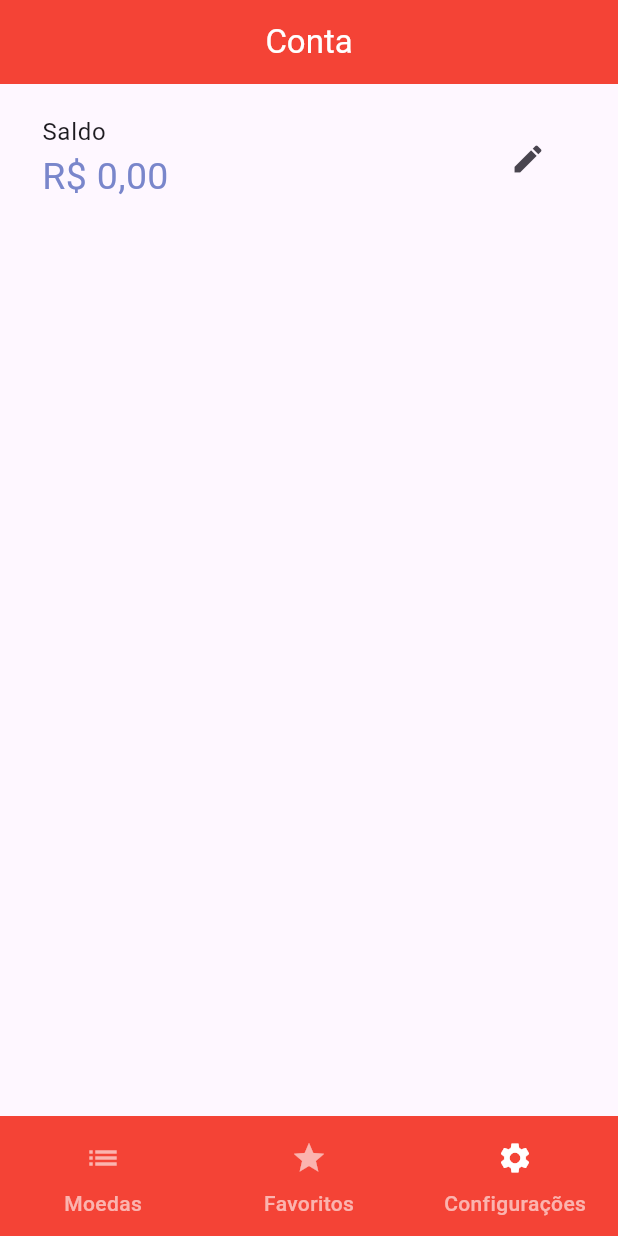
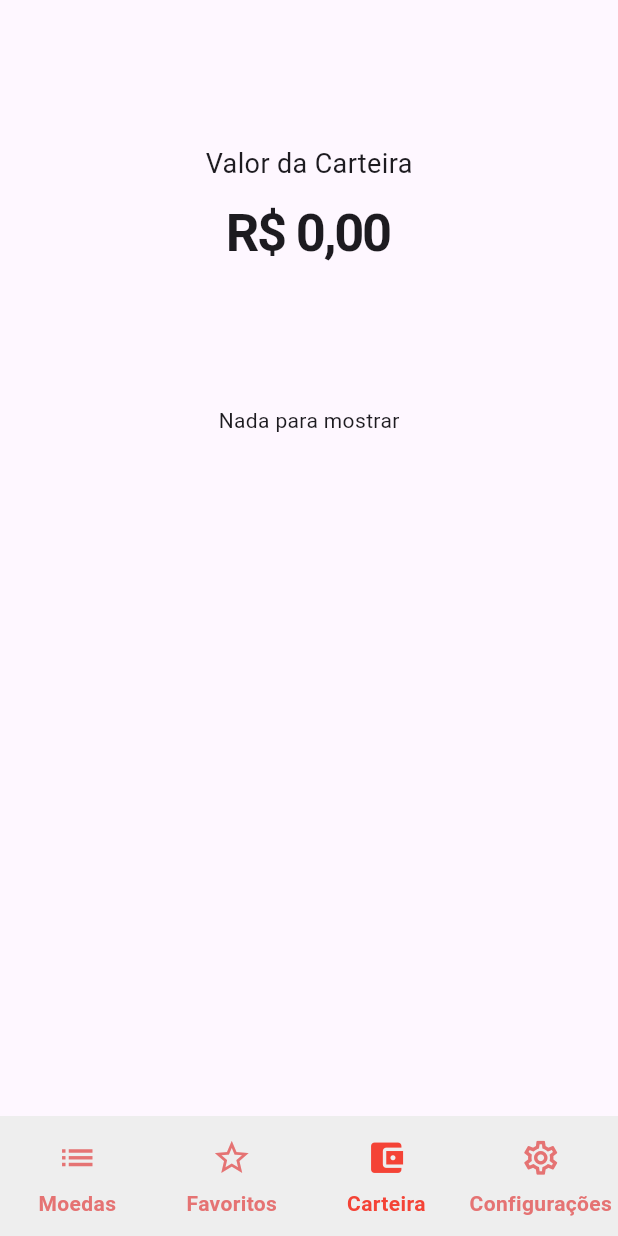
Before and after one commit to Tommy-jeff/crypto-quote, a Flutter app: the screen it shows after launch, swiped to page 3, on a phone screen of 412 x 824 dp. Run offline on Flutter 3.47's test engine with Material 3 defaults, Android fonts, the light colour scheme and no system bars; our stand-ins replace fl_chart, hive, hive_flutter, shared_preferences, sqflite; missing offline and left inert: dart:ffi; accounts and stored records are empty; statements that could not run were skipped.

Commit message:
feat: some design change, carteira paga added

```diff
--- /dev/null
+++ b/lib/pages/carteira_page.dart
@@ -0,0 +1,172 @@
+import 'dart:developer';
+
+import 'package:crypto_quote/configs/app_settings.dart';
+import 'package:crypto_quote/models/posicao.dart';
+import 'package:fl_chart/fl_chart.dart';
+import 'package:flutter/material.dart';
+import 'package:intl/intl.dart';
+import 'package:provider/provider.dart';
+
+import '../repositories/conta_repository.dart';
+
+class CarteiraPage extends StatefulWidget {
+  const CarteiraPage({super.key});
+
+  @override
+  State<CarteiraPage> createState() => _CarteiraPageState();
+}
+
+class _CarteiraPageState extends State<CarteiraPage> {
+  int index = 0;
+  double totalCarteira = 0;
+  double saldo = 0;
+  late NumberFormat real;
+  late ContaRepository conta;
+  String graficoLabel = "";
+  double graficoValor = 0;
+  List<Posicao> carteira = [];
+
+  @override
+  Widget build(BuildContext context) {
+    conta = context.watch<ContaRepository>();
+    final loc = context.read<AppSettings>().locale;
+    real = NumberFormat.currency(locale: loc["locale"], name: loc["name"]);
+    saldo = conta.saldo;
+    setTotalCarteira();
+
+    return Scaffold(
+      body: SingleChildScrollView(
+        padding: EdgeInsets.only(top: 48),
+        child: Column(
+          mainAxisAlignment: MainAxisAlignment.center,
+          mainAxisSize: MainAxisSize.max,
+          children: [
+            Padding(
+              padding: EdgeInsets.only(top: 48, bottom: 8),
+              child: Text("Valor da Carteira", style: TextStyle(fontSize: 18)),
+            ),
+            Text(
+              real.format(totalCarteira),
+              style: TextStyle(
+                fontSize: 35,
+                fontWeight: FontWeight.w700,
+                letterSpacing: -1.5,
+              ),
+            ),
+            loadGrafico(),
+          ],
+        ),
+      ),
+    );
+  }
+
+  setTotalCarteira() {
+    final carteiraList = conta.carteira;
+    setState(() {
+      totalCarteira = conta.saldo;
+      for (var posicao in carteiraList) {
+        totalCarteira += posicao.moeda.preco * posicao.quantidade;
+      }
+    });
+  }
+
+  setGraficoDados(int index) {
+    if (index < 0) return;
+
+    if (index == carteira.length) {
+      graficoLabel = "saldo";
+      graficoValor = conta.saldo;
+    } else {
+      graficoLabel = carteira[index].moeda.nome;
+      graficoValor = carteira[index].moeda.preco * carteira[index].quantidade;
+    }
+  }
+
+  loadCarteira(){
+    setGraficoDados(index);
+    carteira = conta.carteira;
+    final tamanhoLista = carteira.length + 1;
+
+    return List.generate(tamanhoLista, (i) {
+      final bool isTouched = i == index;
+      final bool isSaldo = i == tamanhoLista - 1;
+      final double fontSize = isTouched ? 18 : 14;
+      final double radius = isTouched ? 60 : 50;
+      final Color? color = isTouched ? Colors.tealAccent : Colors.tealAccent[400];
+
+      double porcentagem = 0;
+      if (!isSaldo) {
+        porcentagem = (carteira[i].moeda.preco * carteira[i].quantidade) / totalCarteira;
+      } else {
+        porcentagem = conta.saldo > 0 ? conta.saldo / totalCarteira : 0;
+      }
+      porcentagem *= 100;
+
+      return PieChartSectionData(
+        color: color,
+        value: porcentagem,
+        title: "${porcentagem.toStringAsFixed(0)}%",
+        radius: radius,
+        titleStyle: TextStyle(
+          fontSize: fontSize,
+          fontWeight: FontWeight.bold,
+          color: Colors.black87
+        )
+      );
+
+    });
+  }
+
+  loadGrafico() {
+    return conta.saldo <= 0
+        ? Container(
+          padding: EdgeInsets.symmetric(vertical: 20),
+          width: MediaQuery.of(context).size.width,
+          height: 200,
+          child: Center(child: Text("Nada para mostrar")),
+        )
+        : Stack(
+          alignment: Alignment.center,
+          children: [
+            AspectRatio(
+              aspectRatio: 1,
+              child: PieChart(
+                PieChartData(
+                  sectionsSpace: 5,
+                  centerSpaceRadius: 110,
+                  sections: loadCarteira(),
+                  pieTouchData: PieTouchData(
+                    touchCallback:
+                        (p0, p1) => {
+                          setState(() {
+                            index = p1!.touchedSection!.touchedSectionIndex;
+                            setGraficoDados(index);
+                          }),
+                        },
+                  ),
+                ),
+              ),
+            ),
+            Column(
+              children: [
+                Text(
+                  graficoLabel,
+                  style: TextStyle(
+                    fontSize: 20,
+                    color: Colors.teal
+                  ),
+                ),
+                Text(
+                  real.format(graficoValor),
+                  style: TextStyle(fontSize: 28),
+                )
+              ],
+            )
+          ],
+        );
+  }
+
+  loadHistorico(){
+
+  }
+}
--- a/lib/pages/home_page.dart
+++ b/lib/pages/home_page.dart
@@ -1,7 +1,10 @@
+import 'dart:developer';
+
 import 'package:crypto_quote/pages/favoritos_page.dart';
 import 'package:crypto_quote/pages/moedas_page.dart';
 import 'package:flutter/material.dart';
 
+import 'carteira_page.dart';
 import 'configuracoes_page.dart';
 
 class HomePage extends StatefulWidget {
@@ -28,6 +31,7 @@ class _HomePageState extends State<HomePage> {
 
   @override
   Widget build(BuildContext context) {
+    log("pagina atual: $paginaAtual");
     return Scaffold(
       body: PageView(
         controller: pageController,
@@ -35,49 +39,66 @@ class _HomePageState extends State<HomePage> {
         children: [
           MoedasPage(),
           FavoritosPage(),
+          CarteiraPage(),
           ConfiguracoesPage(),
         ],
       ),
       bottomNavigationBar: NavigationBarTheme(
         data: NavigationBarThemeData(
-          backgroundColor: Colors.red,
+          // backgroundColor: Colors.grey[200],
           indicatorColor: Colors.transparent,
           iconTheme: WidgetStatePropertyAll(
-            IconThemeData(color: Colors.white60),
-          ),
-          labelTextStyle: WidgetStatePropertyAll(
-            TextStyle(
-              fontSize: 14,
-              fontWeight: FontWeight.w500,
-              color: Colors.white60,
+            IconThemeData(
+                color: Colors.red[300],
+              size: 27
             ),
           ),
+          labelTextStyle: WidgetStateProperty.resolveWith<TextStyle>((state) {
+            if (state.contains(WidgetState.selected)) {
+              return TextStyle(
+                fontSize: 14,
+                fontWeight: FontWeight.w600,
+                color: Colors.red,
+              );
+            }
+            return TextStyle(
+              fontSize: 14,
+              fontWeight: FontWeight.w600,
+              color: Colors.red[300],
+            );
+          }),
         ),
         child: NavigationBar(
-          animationDuration: Duration(milliseconds: 400),
+          backgroundColor: Colors.grey[200],
+          animationDuration: Duration(milliseconds: 350),
           indicatorColor: Colors.transparent,
           selectedIndex: paginaAtual,
           destinations: [
             NavigationDestination(
               icon: Icon(Icons.list),
               label: "Moedas",
-              selectedIcon: Icon(Icons.list, color: Colors.white),
+              selectedIcon: Icon(Icons.view_list, color: Colors.red, ),
             ),
             NavigationDestination(
-              icon: Icon(Icons.star),
+              icon: Icon(Icons.star_border_outlined),
               label: "Favoritos",
-              selectedIcon: Icon(Icons.star, color: Colors.white),
+              selectedIcon: Icon(Icons.star, color: Colors.red),
             ),
             NavigationDestination(
-              icon: Icon(Icons.settings),
+              icon: Icon(Icons.account_balance_wallet_outlined),
+              label: "Carteira",
+              selectedIcon: Icon(Icons.account_balance_wallet, color: Colors.red),
+            ),
+            NavigationDestination(
+              icon: Icon(Icons.settings_outlined),
               label: "Configurações",
-              selectedIcon: Icon(Icons.settings, color: Colors.white),
+              selectedIcon: Icon(Icons.settings, color: Colors.red),
             ),
           ],
           onDestinationSelected: (pagina) {
             pageController.animateToPage(
               pagina,
-              duration: Duration(milliseconds: 400),
+              duration: Duration(milliseconds: 350),
               curve: Curves.ease,
             );
           },
--- a/lib/pages/moedas_page.dart
+++ b/lib/pages/moedas_page.dart
@@ -150,7 +150,7 @@ class _MoedasPageState extends State<MoedasPage> with TickerProviderStateMixin {
         body: AnimatedBuilder(
           animation: moedaRepo,
           builder: (context, child) {
-            List tabela = moedaRepo.tabela;
+            List tabela = MoedaRepository.tabela;
             return (tabela.isEmpty)
                 ? const Material()
                 : NotificationListener<UserScrollNotification>(
--- a/lib/repositories/conta_repository.dart
+++ b/lib/repositories/conta_repository.dart
@@ -1,24 +1,29 @@
+import 'package:crypto_quote/repositories/moeda_repository.dart';
 import 'package:flutter/cupertino.dart';
 import 'package:sqflite/sqflite.dart';
 
 import '../database/db.dart';
+import '../models/moeda.dart';
 import '../models/posicao.dart';
 
 class ContaRepository extends ChangeNotifier {
-
   late Database db;
-  final List<Posicao> _carteira = [];
+  List<Posicao> _carteira = [];
+  List<Historico> _historico = [];
   double _saldo = 0;
 
   double get saldo => _saldo;
+
   List<Posicao> get carteira => _carteira;
+  List<Historico> get historico => _historico;
 
-  ContaRepository(){
+  ContaRepository() {
     _initRepository();
   }
 
   _initRepository() async {
     await _getSaldo();
+    await _getCarteira();
   }
 
   _getSaldo() async {
@@ -31,12 +36,68 @@ class ContaRepository extends ChangeNotifier {
   setSaldo(double valor) async {
     db = await DB.instance.database;
 
-    db.update("conta", {
-      "saldo" : valor
-    });
+    db.update("conta", {"saldo": valor});
 
     _saldo = valor;
     notifyListeners();
   }
 
+  comprar(Moeda moeda, double valor) async {
+    db = await DB.instance.database;
+    await db.transaction((txn) async {
+      /// verificar se a moeda ja foi comprada antes
+      final posicaoMoeda = await txn.query(
+        "carteira",
+        where: "sigla = ?",
+        whereArgs: [moeda.sigla],
+      );
+
+      ///se não tem a moeda em carteira
+      if (posicaoMoeda.isEmpty) {
+        await txn.insert("carteira", {
+          "sigla": moeda.sigla,
+          "moeda": moeda.nome,
+          "quantidade": (valor / moeda.preco).toString(),
+        });
+      }
+      /// se já tem a moeda em carteira
+      else {
+        final atual = double.parse(posicaoMoeda.first["quantidade"].toString());
+        await txn.update(
+          "carteira",
+          {"quantidade": (atual + (valor / moeda.preco)).toString()},
+          where: "sigla = ?",
+          whereArgs: [moeda.sigla],
+        );
+      }
+
+      /// inserir a compra no histórico
+      await txn.insert("historico", {
+        "sigla": moeda.sigla,
+        "moeda": moeda.nome,
+        "quantidade": (valor / moeda.preco).toString(),
+        "valor": valor,
+        "tipo_operacao": "compra",
+        "data_operacao": DateTime.now().millisecondsSinceEpoch,
+      });
+
+      /// Atualizar o saldo
+      await txn.update("conta", {"saldo": saldo - valor});
+    });
+
+    await _initRepository();
+    notifyListeners();
+  }
+
+  _getCarteira() async {
+    _carteira = [];
+    List posicoes = await db.query("carteira");
+    for (var posicao in posicoes) {
+      Moeda moeda = MoedaRepository.tabela.firstWhere(
+        (m) => m.sigla == posicao["sigla"],
+      );
+      _carteira.add(Posicao(moeda: moeda, quantidade: double.parse(posicao["quantidade"])));
+    }
+    notifyListeners();
+  }
 }
--- a/lib/repositories/moeda_repository.dart
+++ b/lib/repositories/moeda_repository.dart
@@ -5,7 +5,7 @@ import 'package:flutter/material.dart';
 
 class MoedaRepository extends ChangeNotifier{
 
-  List<Moeda> tabela = [
+  static List<Moeda> tabela = [
     Moeda(
       icone: 'images/bitcoin.png',
       nome: 'Bitcoin',
--- a/pubspec.yaml
+++ b/pubspec.yaml
@@ -37,6 +37,7 @@ dependencies:
   hive_flutter: ^1.1.0
   sqflite: ^2.4.2
   path_provider: ^2.1.5
+  fl_chart: ^0.70.2
 
   # The following adds the Cupertino Icons font to your application.
   # Use with the CupertinoIcons class for iOS style icons.
```
Also changed, not shown: lib/pages/moeda_detalhe_page.dart (+10 -2 lines), lib/models/historico.dart (added), pubspec.lock.
